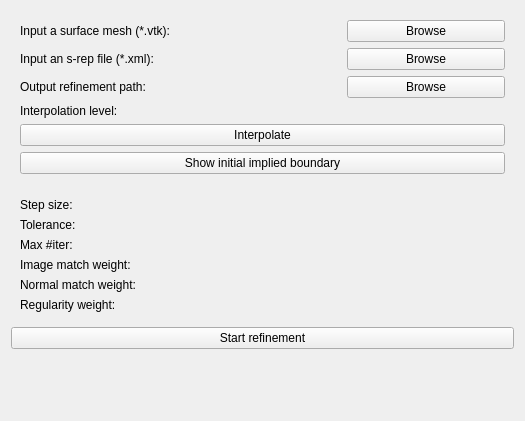
The window that SkeletalRepresentationRefiner/Resources/UI/qSlicerSkeletalRepresentationRefinerModuleWidget.ui (KitwareMedical/SlicerSkeletalRepresentation) describes before a commit, drawn with Qt 5.
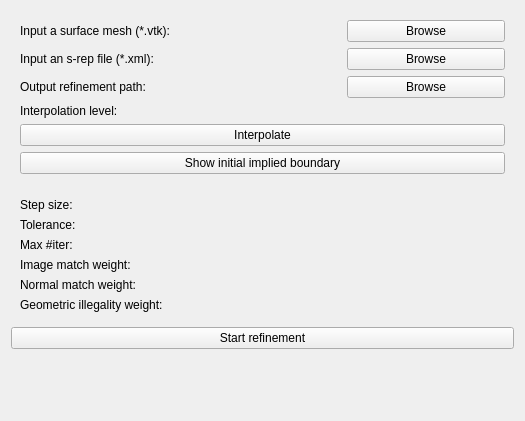
The same window after the commit. Custom widgets are drawn as their Qt base class.

The edit to the form file:
```diff
--- a/SkeletalRepresentationRefiner/Resources/UI/qSlicerSkeletalRepresentationRefinerModuleWidget.ui
+++ b/SkeletalRepresentationRefiner/Resources/UI/qSlicerSkeletalRepresentationRefinerModuleWidget.ui
@@ -303,7 +303,7 @@
         <item>
          <widget class="QLabel" name="label">
           <property name="text">
-           <string>Regularity weight:</string>
+           <string>Geometric illegality weight:</string>
           </property>
          </widget>
         </item>
```
